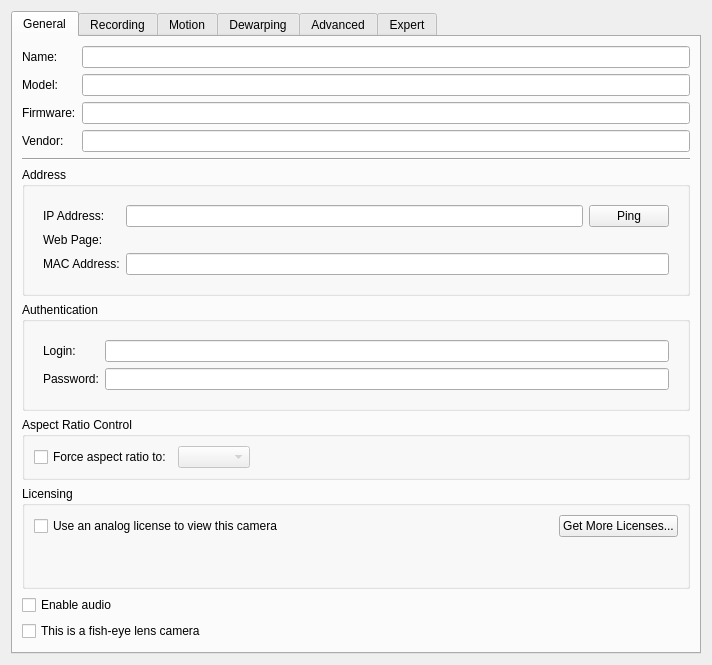
Qt form client/src/ui/widgets/properties/single_camera_settings_widget.ui (networkoptix/nx_open) before a commit.
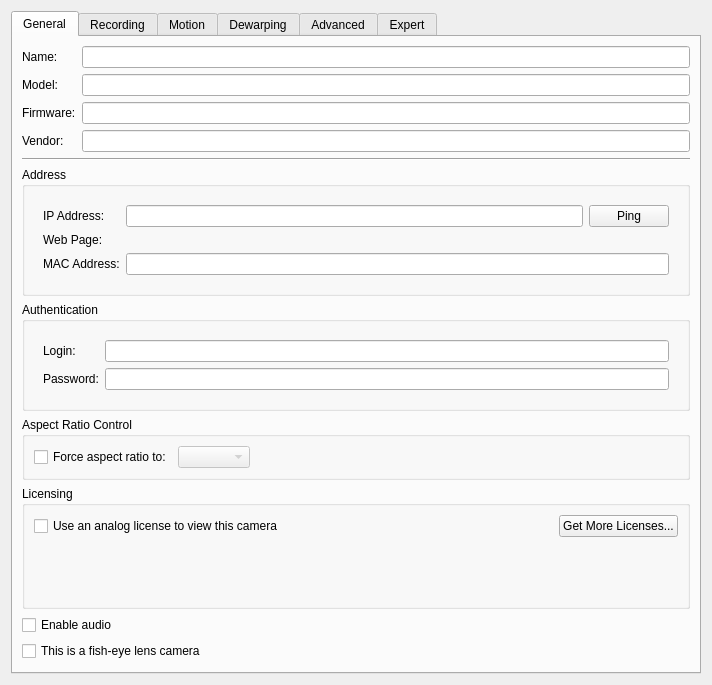
The same form after that commit. Custom widgets are drawn as their Qt base class.

Commit message:
(Issue #3557) :  Professional licenses can be used on edge
<==== Mercurial data ====>
Branch: roma_pack2

```diff
--- a/client/src/ui/widgets/properties/single_camera_settings_widget.ui
+++ b/client/src/ui/widgets/properties/single_camera_settings_widget.ui
@@ -335,6 +335,13 @@
             </property>
            </widget>
           </item>
+          <item>
+           <widget class="QLabel" name="edgeLicensesLabel">
+            <property name="text">
+             <string/>
+            </property>
+           </widget>
+          </item>
          </layout>
         </widget>
        </item>
```
The commit also changes 17 other files.
